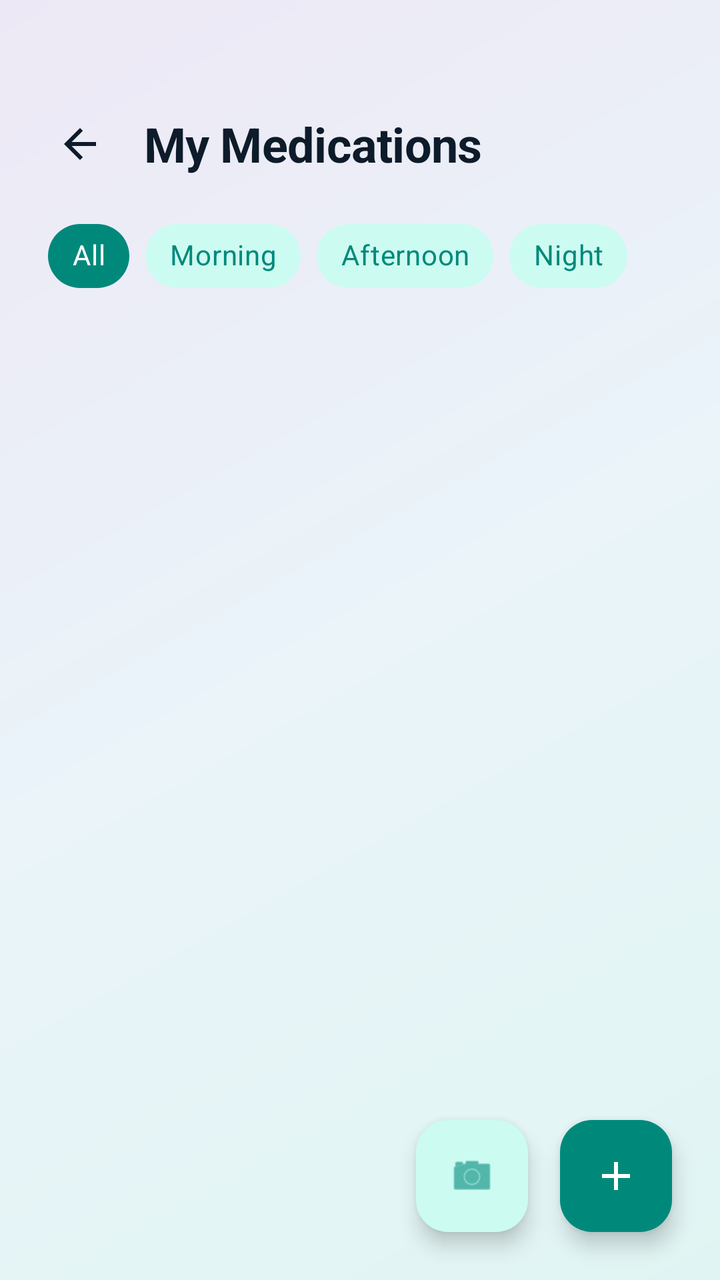
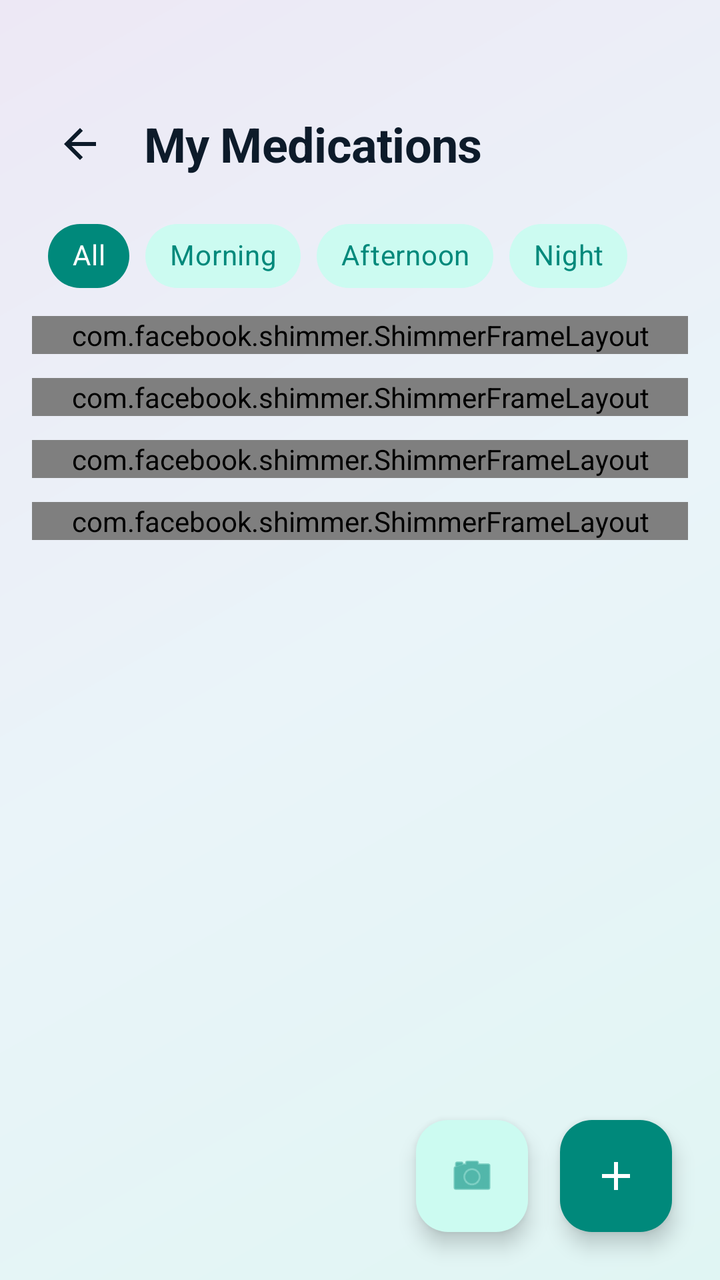

Two renders of the same Android screen: before a commit and after it. Below are the layout's source before the change and the commit's diff.
<!-- AndroidManifest.xml: application theme Theme.VitalFlow -->
<!-- res/layout/fragment_meds.xml -->
<?xml version="1.0" encoding="utf-8"?>
<androidx.constraintlayout.widget.ConstraintLayout xmlns:android="http://schemas.android.com/apk/res/android"
    xmlns:app="http://schemas.android.com/apk/res-auto"
    xmlns:tools="http://schemas.android.com/tools"
    android:layout_width="match_parent"
    android:layout_height="match_parent"
    android:background="@drawable/bg_page_gradient">

    <LinearLayout
        android:id="@+id/headerContent"
        android:layout_width="match_parent"
        android:layout_height="wrap_content"
        android:layout_marginTop="48dp"
        android:orientation="horizontal"
        android:gravity="center_vertical"
        app:layout_constraintTop_toTopOf="parent">

        <ImageView
            android:id="@+id/btnBack"
            android:layout_width="48dp"
            android:layout_height="48dp"
            android:layout_marginStart="16dp"
            android:padding="12dp"
            android:src="@drawable/ic_arrow_back"
            android:contentDescription="back button"
            app:tint="@color/text_primary"
            android:background="?attr/selectableItemBackgroundBorderless"
            android:clickable="true"
            android:focusable="true" />

        <TextView
            android:id="@+id/tvTitle"
            android:layout_width="wrap_content"
            android:layout_height="wrap_content"
            android:text="My Medications"
            android:textAppearance="@style/TextAppearance.VitalFlow.Headline"
            android:textColor="@color/text_primary"
            android:textSize="24sp"
            android:textStyle="bold"
            android:layout_marginStart="8dp" />
    </LinearLayout>

    <HorizontalScrollView
        android:id="@+id/scrollFilters"
        android:layout_width="match_parent"
        android:layout_height="wrap_content"
        android:layout_marginTop="16dp"
        android:scrollbars="none"
        app:layout_constraintTop_toBottomOf="@id/headerContent">

        <com.google.android.material.chip.ChipGroup
            android:id="@+id/chipGroupFilters"
            android:layout_width="wrap_content"
            android:layout_height="wrap_content"
            android:paddingHorizontal="24dp"
            app:selectionRequired="true"
            app:singleSelection="true">

            <com.google.android.material.chip.Chip
                android:id="@+id/chipAll"
                style="@style/Widget.MaterialComponents.Chip.Choice"
                android:layout_width="wrap_content"
                android:layout_height="wrap_content"
                android:checked="true"
                android:text="All"
                android:textAlignment="center"
                android:textColor="@color/selector_chip_text"
                app:chipBackgroundColor="@color/selector_chip_bg"
                app:chipStrokeWidth="0dp"
                app:ensureMinTouchTargetSize="false"
                tools:ignore="TouchTargetSizeCheck" />

            <com.google.android.material.chip.Chip
                android:id="@+id/chipMorning"
                style="@style/Widget.MaterialComponents.Chip.Choice"
                android:layout_width="wrap_content"
                android:layout_height="wrap_content"
                android:text="Morning"
                android:textAlignment="center"
                android:textColor="@color/selector_chip_text"
                app:chipBackgroundColor="@color/selector_chip_bg"
                app:chipStrokeWidth="0dp"
                app:ensureMinTouchTargetSize="false"
                tools:ignore="TouchTargetSizeCheck" />

            <com.google.android.material.chip.Chip
                android:id="@+id/chipAfternoon"
                style="@style/Widget.MaterialComponents.Chip.Choice"
                android:layout_width="wrap_content"
                android:layout_height="wrap_content"
                android:text="Afternoon"
                android:textAlignment="center"
                android:textColor="@color/selector_chip_text"
                app:chipBackgroundColor="@color/selector_chip_bg"
                app:chipStrokeWidth="0dp"
                app:ensureMinTouchTargetSize="false"
                tools:ignore="TouchTargetSizeCheck" />

            <com.google.android.material.chip.Chip
                android:id="@+id/chipNight"
                style="@style/Widget.MaterialComponents.Chip.Choice"
                android:layout_width="wrap_content"
                android:layout_height="wrap_content"
                android:text="Night"
                android:textAlignment="center"
                android:textColor="@color/selector_chip_text"
                app:chipBackgroundColor="@color/selector_chip_bg"
                app:chipStrokeWidth="0dp"
                app:ensureMinTouchTargetSize="false"
                tools:ignore="TouchTargetSizeCheck" />

        </com.google.android.material.chip.ChipGroup>
    </HorizontalScrollView>

    <androidx.recyclerview.widget.RecyclerView
        android:id="@+id/rvMeds"
        android:layout_width="match_parent"
        android:layout_height="0dp"
        android:layout_marginTop="8dp"
        android:paddingHorizontal="16dp"
        android:clipToPadding="false"
        android:paddingBottom="100dp"
        app:layout_constraintBottom_toBottomOf="parent"
        app:layout_constraintTop_toBottomOf="@id/scrollFilters" />

    <LinearLayout
        android:id="@+id/layoutEmpty"
        android:layout_width="wrap_content"
        android:layout_height="wrap_content"
        android:orientation="vertical"
        android:gravity="center"
        android:visibility="gone"
        app:layout_constraintTop_toBottomOf="@id/headerContent"
        app:layout_constraintBottom_toBottomOf="parent"
        app:layout_constraintStart_toStartOf="parent"
        app:layout_constraintEnd_toEndOf="parent">

        <com.airbnb.lottie.LottieAnimationView
            android:layout_width="180dp"
            android:layout_height="180dp"
            app:lottie_rawRes="@raw/anim_empty_meds"
            app:lottie_autoPlay="true"
            app:lottie_loop="true" />

        <TextView
            android:id="@+id/tvEmptyTitle"
            android:layout_width="wrap_content"
            android:layout_height="wrap_content"
            android:text="No medications yet"
            android:textAppearance="@style/TextAppearance.VitalFlow.Title"
            android:textColor="@color/text_secondary"
            android:textSize="18sp"
            android:textStyle="bold"
            android:layout_marginTop="16dp" />

        <TextView
            android:id="@+id/tvEmptySubtitle"
            android:layout_width="wrap_content"
            android:layout_height="wrap_content"
            android:text="Tap + to add your first prescription"
            android:textAppearance="@style/TextAppearance.VitalFlow.Body"
            android:textColor="@color/icon_unselected"
            android:textSize="14sp"
            android:layout_marginTop="4dp" />
    </LinearLayout>

    <com.google.android.material.floatingactionbutton.FloatingActionButton
        android:id="@+id/fabScanMed"
        android:layout_width="wrap_content"
        android:layout_height="wrap_content"
        android:layout_marginEnd="16dp"
        android:layout_marginBottom="24dp"
        android:src="@android:drawable/ic_menu_camera"
        app:backgroundTint="@color/chip_bg_selected"
        app:tint="@color/primary"
        app:fabSize="mini"
        android:contentDescription="Scan Prescription"
        app:layout_constraintBottom_toBottomOf="parent"
        app:layout_constraintEnd_toStartOf="@id/fabAddMed" />

    <com.google.android.material.floatingactionbutton.FloatingActionButton
        android:id="@+id/fabAddMed"
        android:layout_width="wrap_content"
        android:layout_height="wrap_content"
        android:layout_margin="24dp"
        android:src="@drawable/ic_add"
        app:backgroundTint="@color/primary"
        android:contentDescription="Button to add medication"
        app:tint="@color/text_on_primary"
        app:layout_constraintBottom_toBottomOf="parent"
        app:layout_constraintEnd_toEndOf="parent" />

</androidx.constraintlayout.widget.ConstraintLayout>
<!-- resources referenced by this layout -->
<resources>
  <color name="chip_bg_selected">#CCFBF1</color>
  <color name="icon_unselected">#94A3B8</color>
  <color name="primary">#00897B</color>
  <color name="text_on_primary">#FFFFFF</color>
  <color name="text_primary">#0D1B2A</color>
  <color name="text_secondary">#64748B</color>
  <!-- drawable bg_page_gradient (drawable) -->
  <?xml version="1.0" encoding="utf-8"?>
  <shape xmlns:android="http://schemas.android.com/apk/res/android"
      android:shape="rectangle">
      <gradient
          android:type="linear"
          android:angle="135"
          android:startColor="@color/page_gradient_start"
          android:centerColor="@color/page_gradient_mid"
          android:endColor="@color/page_gradient_end" />
  </shape>
  <!-- drawable ic_add (drawable) -->
  <vector xmlns:android="http://schemas.android.com/apk/res/android" android:height="24dp" android:tint="#000000" android:viewportHeight="960" android:viewportWidth="960" android:width="24dp">
        
      <path android:fillColor="@android:color/white" android:pathData="M440,520L200,520L200,440L440,440L440,200L520,200L520,440L760,440L760,520L520,520L520,760L440,760L440,520Z"/>
      
  </vector>
  <!-- drawable ic_arrow_back (drawable) -->
  <vector xmlns:android="http://schemas.android.com/apk/res/android" android:autoMirrored="true" android:height="24dp" android:tint="#000000" android:viewportHeight="960" android:viewportWidth="960" android:width="24dp">
        
      <path android:fillColor="@android:color/white" android:pathData="M313,520L537,744L480,800L160,480L480,160L537,216L313,440L800,440L800,520L313,520Z"/>
      
  </vector>
  <style name="TextAppearance.VitalFlow.Body" parent="TextAppearance.Material3.BodyMedium">
          <item name="android:fontFamily">@font/custom_font</item>
          <item name="android:textSize">14sp</item>
          <item name="android:textStyle">normal</item>
          <item name="android:lineSpacingMultiplier">1.4</item>
          <item name="android:textColor">@color/text_secondary</item>
      </style>
  <style name="TextAppearance.VitalFlow.Headline" parent="TextAppearance.Material3.HeadlineMedium">
          <item name="android:fontFamily">@font/custom_font</item>
          <item name="android:textSize">24sp</item>
          <item name="android:textStyle">bold</item>
          <item name="android:letterSpacing">-0.01</item>
          <item name="android:textColor">@color/text_primary</item>
      </style>
  <style name="TextAppearance.VitalFlow.Title" parent="TextAppearance.Material3.TitleMedium">
          <item name="android:fontFamily">@font/custom_font</item>
          <item name="android:textSize">18sp</item>
          <item name="android:textStyle">bold</item>
          <item name="android:textColor">@color/text_primary</item>
      </style>
  <style name="Theme.VitalFlow" parent="Base.Theme.VitalFlow" />
  <color name="page_gradient_start">#E0F5F3</color>
  <color name="page_gradient_mid">#EAF4F9</color>
  <color name="page_gradient_end">#EDE8F5</color>
  <color name="primary_dark">#00695C</color>
  <color name="white">#FFFFFFFF</color>
  <color name="secondary">#FF7043</color>
  <color name="secondary_dark">#E64A19</color>
  <color name="black">#FF000000</color>
  <color name="app_background">#F0F4F8</color>
  <color name="app_surface">#FFFFFF</color>
  <!-- unchanged entries left out for length: 1 -->
</resources>

<!-- the commit's change to res/layout/fragment_meds.xml (unified diff, before → after) -->
@@ -112,6 +112,23 @@
         </com.google.android.material.chip.ChipGroup>
     </HorizontalScrollView>
 
+    
+    <LinearLayout
+        android:id="@+id/shimmerMedsContainer"
+        android:layout_width="match_parent"
+        android:layout_height="0dp"
+        android:layout_marginTop="8dp"
+        android:orientation="vertical"
+        android:visibility="visible"
+        app:layout_constraintBottom_toBottomOf="parent"
+        app:layout_constraintTop_toBottomOf="@id/scrollFilters">
+
+        <include layout="@layout/layout_skeleton_med_item" />
+        <include layout="@layout/layout_skeleton_med_item" />
+        <include layout="@layout/layout_skeleton_med_item" />
+        <include layout="@layout/layout_skeleton_med_item" />
+    </LinearLayout>
+
     <androidx.recyclerview.widget.RecyclerView
         android:id="@+id/rvMeds"
         android:layout_width="match_parent"
@@ -120,6 +137,7 @@
         android:paddingHorizontal="16dp"
         android:clipToPadding="false"
         android:paddingBottom="100dp"
+        android:visibility="gone"
         app:layout_constraintBottom_toBottomOf="parent"
         app:layout_constraintTop_toBottomOf="@id/scrollFilters" />
 
@@ -191,3 +209,65 @@
         app:layout_constraintEnd_toEndOf="parent" />
 
 </androidx.constraintlayout.widget.ConstraintLayout>
+<!-- res/layout/layout_skeleton_med_item.xml (included above) -->
+<?xml version="1.0" encoding="utf-8"?>
+<com.facebook.shimmer.ShimmerFrameLayout xmlns:android="http://schemas.android.com/apk/res/android"
+    xmlns:app="http://schemas.android.com/apk/res-auto"
+    xmlns:tools="http://schemas.android.com/tools"
+    android:id="@+id/shimmerMedItem"
+    tools:ignore="MissingClass"
+    android:layout_width="match_parent"
+    android:layout_height="wrap_content"
+    android:layout_marginHorizontal="16dp"
+    android:layout_marginVertical="6dp"
+    app:shimmer_base_alpha="0.9"
+    app:shimmer_highlight_alpha="0.5">
+
+    <com.google.android.material.card.MaterialCardView
+        android:layout_width="match_parent"
+        android:layout_height="wrap_content"
+        app:cardBackgroundColor="@color/glass_card_bg_elevated"
+        app:cardCornerRadius="16dp"
+        app:cardElevation="0dp"
+        app:strokeColor="@color/glass_card_stroke"
+        app:strokeWidth="1dp">
+
+        <LinearLayout
+            android:layout_width="match_parent"
+            android:layout_height="wrap_content"
+            android:orientation="horizontal"
+            android:padding="16dp">
+
+            <View
+                android:layout_width="4dp"
+                android:layout_height="56dp"
+                android:background="@color/glass_card_stroke"
+                android:layout_marginEnd="12dp" />
+
+            <LinearLayout
+                android:layout_width="0dp"
+                android:layout_height="wrap_content"
+                android:layout_weight="1"
+                android:orientation="vertical">
+
+                <View
+                    android:layout_width="140dp"
+                    android:layout_height="14dp"
+                    android:background="@color/glass_card_stroke" />
+
+                <View
+                    android:layout_width="90dp"
+                    android:layout_height="11dp"
+                    android:layout_marginTop="8dp"
+                    android:background="@color/glass_card_stroke" />
+
+            </LinearLayout>
+
+            <View
+                android:layout_width="52dp"
+                android:layout_height="26dp"
+                android:background="@color/glass_card_stroke" />
+
+        </LinearLayout>
+    </com.google.android.material.card.MaterialCardView>
+</com.facebook.shimmer.ShimmerFrameLayout>
<!-- resource entries referenced after the edit -->
@@ -1,6 +1,8 @@
 <!-- resources referenced by this layout -->
 <resources>
   <color name="chip_bg_selected">#CCFBF1</color>
+  <color name="glass_card_bg_elevated">#E6FFFFFF</color>
+  <color name="glass_card_stroke">#40FFFFFF</color>
   <color name="icon_unselected">#94A3B8</color>
   <color name="primary">#00897B</color>
   <color name="text_on_primary">#FFFFFF</color>
